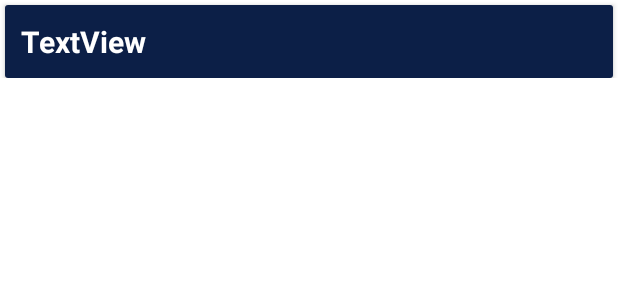
After one commit to FoxTailEnte/NoteBookSQL, an Android app: the layout rc_item.xml on its own in the app's theme, with its tools: preview values and no code run, on a phone screen of 412 x 824 dp. The commit adds this screen. Shown: the top 300 px of the screen. Run offline under Robolectric (Android 15) with nearby library versions, the phone set to English and light mode, and no system bars.

Commit message:
final commit

```diff
--- a/app/build.gradle
+++ b/app/build.gradle
@@ -37,6 +37,7 @@ android {
 dependencies {
 
     implementation 'androidx.core:core-ktx:1.7.0'
+    implementation 'org.jetbrains.kotlinx:kotlinx-coroutines-android:1.6.1'
     implementation 'androidx.appcompat:appcompat:1.5.1'
     implementation 'com.google.android.material:material:1.6.1'
     implementation 'androidx.constraintlayout:constraintlayout:2.1.4'
--- /dev/null
+++ b/app/src/main/res/drawable/ic_delete_rc.xml
@@ -0,0 +1,5 @@
+<vector android:height="24dp" android:tint="#FF5B5B"
+    android:viewportHeight="24" android:viewportWidth="24"
+    android:width="24dp" xmlns:android="http://schemas.android.com/apk/res/android">
+    <path android:fillColor="@android:color/white" android:pathData="M6,19c0,1.1 0.9,2 2,2h8c1.1,0 2,-0.9 2,-2V7H6v12zM19,4h-3.5l-1,-1h-5l-1,1H5v2h14V4z"/>
+</vector>
--- /dev/null
+++ b/app/src/main/res/drawable/ic_edit_rc.xml
@@ -0,0 +1,5 @@
+<vector android:height="24dp" android:tint="#52E04E"
+    android:viewportHeight="24" android:viewportWidth="24"
+    android:width="24dp" xmlns:android="http://schemas.android.com/apk/res/android">
+    <path android:fillColor="@android:color/white" android:pathData="M3,17.25V21h3.75L17.81,9.94l-3.75,-3.75L3,17.25zM20.71,7.04c0.39,-0.39 0.39,-1.02 0,-1.41l-2.34,-2.34c-0.39,-0.39 -1.02,-0.39 -1.41,0l-1.83,1.83 3.75,3.75 1.83,-1.83z"/>
+</vector>
--- /dev/null
+++ b/app/src/main/res/layout/rc_item.xml
@@ -0,0 +1,40 @@
+<?xml version="1.0" encoding="utf-8"?>
+<androidx.constraintlayout.widget.ConstraintLayout xmlns:android="http://schemas.android.com/apk/res/android"
+    xmlns:app="http://schemas.android.com/apk/res-auto"
+    xmlns:tools="http://schemas.android.com/tools"
+    android:layout_width="match_parent"
+    android:layout_height="wrap_content">
+
+    <androidx.cardview.widget.CardView
+        android:id="@+id/cardView"
+        android:layout_width="0dp"
+        android:layout_height="wrap_content"
+        android:layout_marginStart="3dp"
+        android:layout_marginTop="3dp"
+        android:layout_marginEnd="3dp"
+        app:layout_constraintBottom_toBottomOf="parent"
+        app:layout_constraintEnd_toEndOf="parent"
+        app:layout_constraintStart_toStartOf="parent"
+        app:layout_constraintTop_toTopOf="parent">
+
+        <LinearLayout
+            android:layout_width="match_parent"
+            android:layout_height="match_parent"
+            android:background="#0C1F47"
+            android:orientation="vertical"
+            android:padding="5dp">
+
+            <TextView
+                android:id="@+id/tvTitle"
+                android:layout_width="match_parent"
+                android:layout_height="wrap_content"
+                android:padding="5dp"
+                android:text="TextView"
+                android:textColor="@color/white"
+                android:textSize="20sp"
+                android:textStyle="bold" />
+
+        </LinearLayout>
+    </androidx.cardview.widget.CardView>
+
+</androidx.constraintlayout.widget.ConstraintLayout>
--- a/app/src/main/res/values/themes.xml
+++ b/app/src/main/res/values/themes.xml
@@ -13,6 +13,8 @@
         <item name="android:statusBarColor" tools:targetApi="l">?attr/colorPrimaryVariant</item>
         <!-- Customize your theme here. -->
         <item name="android:windowFullscreen">true</item>
+        <item name="windowNoTitle">true</item>
+        <item name="windowActionBar">true</item>
     </style>
     <style name="Theme.Add" parent="Theme.MaterialComponents.DayNight.DarkActionBar">
         <!-- Primary brand color. -->
```
Also changed, not shown: app/src/main/java/com/example/notebooksqldntraining/EditActivity.kt (+44 -7 lines), app/src/main/java/com/example/notebooksqldntraining/MainActivity.kt (+67 -3 lines), app/src/main/java/com/example/notebooksqldntraining/adapter/RcViewAdapter.kt (added, +62 -0 lines), app/src/main/java/com/example/notebooksqldntraining/db/ListItem.kt (added, +9 -0 lines), app/src/main/java/com/example/notebooksqldntraining/db/MyDbManager.kt (+40 -10 lines), app/src/main/java/com/example/notebooksqldntraining/db/MyIntents.kt (added, +8 -0 lines), app/src/main/res/layout/activity_main.xml (+10 -1 lines).
